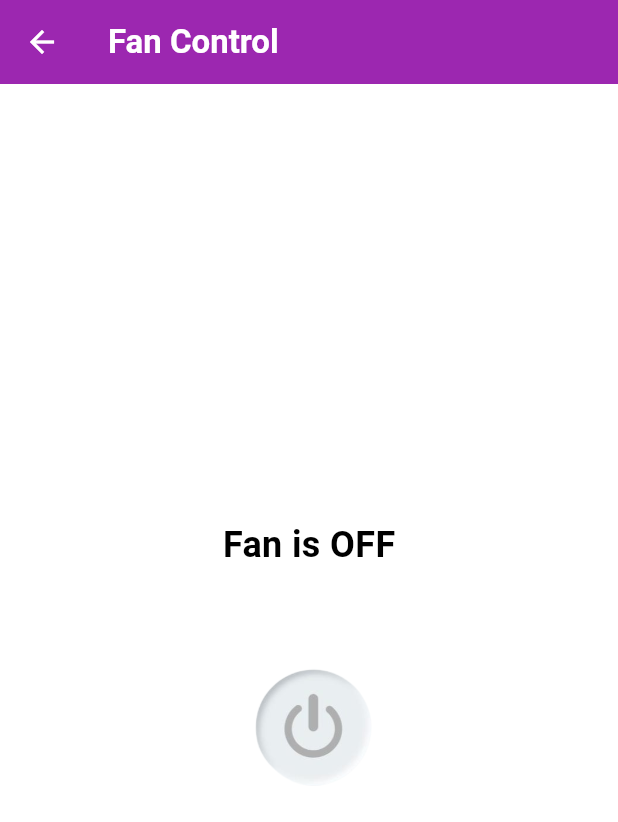
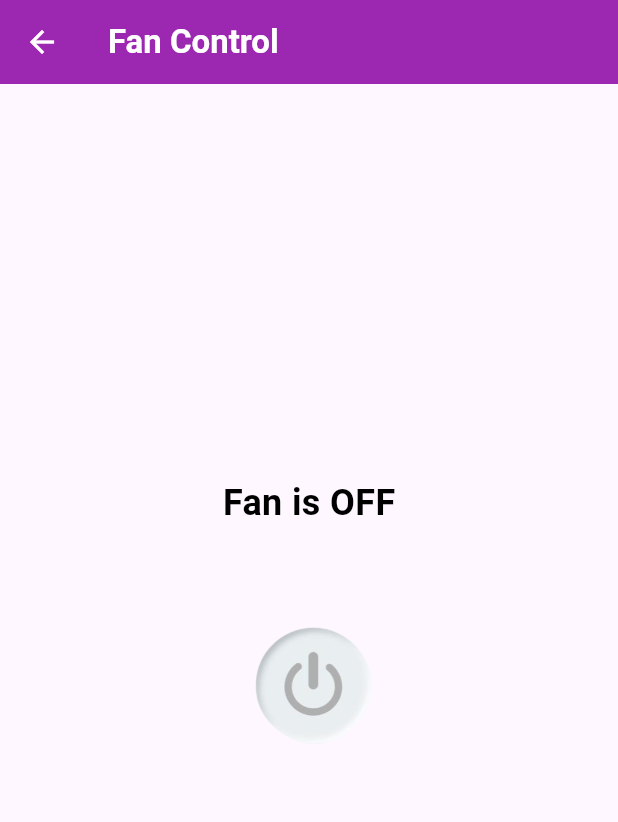
Before and after one commit to ronitmotivaras/Air-Switch, a Flutter app: the FanControlScreen screen opened directly, on a phone screen of 412 x 824 dp. Shown: the top 822 px of the screen. Run offline on Flutter 3.47's test engine with Material 3 defaults, Android fonts, the light colour scheme and no system bars.

Commit message:
Complete over all design

```diff
--- a/air_switch/lib/Screens/fan_cotrol_screen.dart
+++ b/air_switch/lib/Screens/fan_cotrol_screen.dart
@@ -30,13 +30,15 @@ class _FanControlScreenState extends State<FanControlScreen> {
           },
         ),
       ),
-      body: SingleChildScrollView( // Enable scrolling
-        child: Container(
-          color: Colors.white,
-          height: MediaQuery.of(context).size.height, // Fill the screen height
-          child: Center(
-            child: Column(
+      body: Center( // Center everything vertically and horizontally
+        child: SingleChildScrollView(
+          scrollDirection: Axis.horizontal, // Enable horizontal scrolling
+          child: Row(
+            mainAxisAlignment: MainAxisAlignment.center, // Center horizontally
+            children: [
+              Column(
                 mainAxisSize: MainAxisSize.min, // Prevent column expansion
+                mainAxisAlignment: MainAxisAlignment.center, // Center vertically
                 children: [
                   // Fan status text
                   Text(
@@ -48,7 +50,6 @@ class _FanControlScreenState extends State<FanControlScreen> {
                     ),
                   ),
                   const SizedBox(height: 30),
-
                   // Toggle Fan On/Off Image
                   GestureDetector(
                     onTap: () {
@@ -64,7 +65,6 @@ class _FanControlScreenState extends State<FanControlScreen> {
                     ),
                   ),
                   const SizedBox(height: 30),
-
                   // Speed Control (only visible if the fan is on)
                   if (isFanOn) ...[
                     Text(
@@ -83,7 +83,7 @@ class _FanControlScreenState extends State<FanControlScreen> {
                         });
                       },
                       child: Image.asset(
-                      'assets/btn.png', // Image for speed control
+                        'assets/fan_speed_button.png', // Image for speed control
                         width: 80,
                         height: 80,
                       ),
@@ -91,6 +91,7 @@ class _FanControlScreenState extends State<FanControlScreen> {
                   ],
                 ],
               ),
+            ],
           ),
         ),
       ),
--- a/air_switch/pubspec.yaml
+++ b/air_switch/pubspec.yaml
@@ -65,7 +65,6 @@ flutter_icons:
 flutter:
   assets:
     - assets/
-    - assets/btn.png
 
 
   # The following line ensures that the Material Icons font is
```
Also changed, not shown: air_switch/lib/Screens/home_screen.dart (+6 -6 lines), air_switch/lib/Screens/light_control.dart (+8 -6 lines), air_switch/assets/btn.png (deleted), air_switch/assets/fan.png, air_switch/assets/fan_speed_button.png (added). Lines whose indentation alone changed are shown as unchanged.
